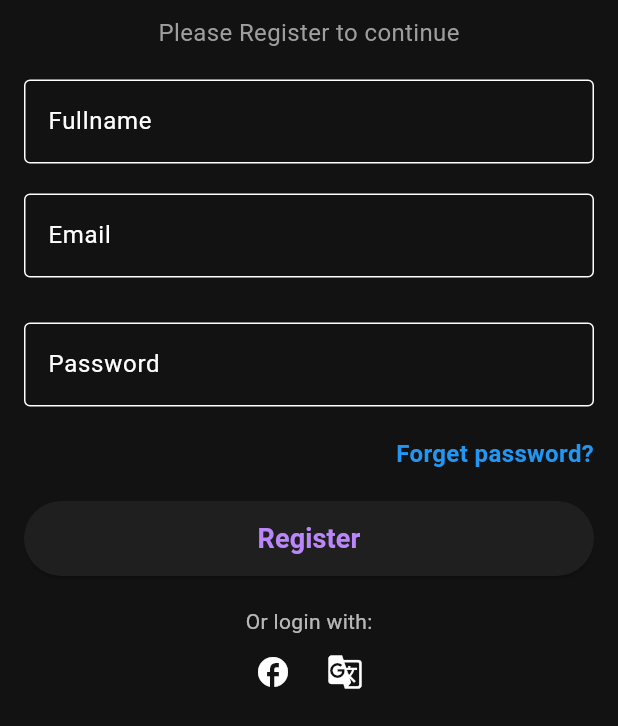
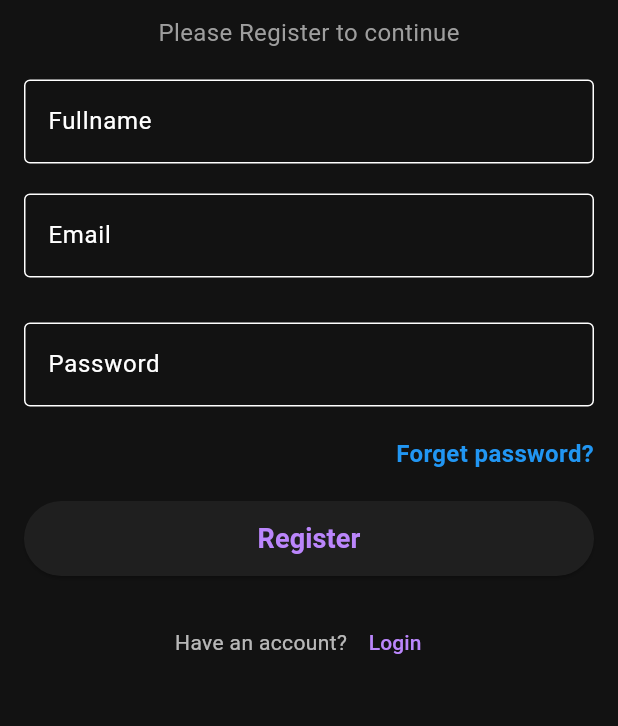
Before and after one commit to Ashwin19v/Letterboxd-Flutter, a Flutter app: the ProfilePage screen opened by its route, after a tap on the "logout" icon, after a tap on "Register", on a phone screen of 412 x 824 dp, the part 510-1236 px from its top. Run offline on Flutter 3.47's test engine with Material 3 defaults, Android fonts, the phone set to English and light mode, and no system bars; our stand-ins replace cloud_firestore, firebase_auth, firebase_core, flutter_rating_bar, flutter_riverpod; accounts and stored records are empty; network calls fail.

Commit message:
fixed bugs

```diff
--- a/lib/components/review_tile.dart
+++ b/lib/components/review_tile.dart
@@ -18,7 +18,7 @@ class ReviewTile extends StatelessWidget {
     final double rating = (review['rating'] ?? 0).toDouble();
     final String reviewText = review['review'] ?? 'No review text';
     final String movieTitle = review['Title'] ?? 'Unknown Movie';
-    final String reviewerName = review['uid'] ?? 'Anonymous';
+    final String reviewerName = review['reviewBy'] ?? 'Anonymous';
 
     return Container(
       margin: const EdgeInsets.all(8.0),
--- a/lib/pages/add_review_page.dart
+++ b/lib/pages/add_review_page.dart
@@ -51,6 +51,8 @@ class _AddReviewPageState extends ConsumerState<AddReviewPage> {
     }
 
     final uid = ref.read(authControllerProvider)?.uid;
+    final name = ref.read(authControllerProvider)?.displayName;
+
     if (uid == null) return;
 
     setState(() => _isSubmitting = true);
@@ -61,6 +63,7 @@ class _AddReviewPageState extends ConsumerState<AddReviewPage> {
         'rating': _rating,
         'review': _reviewController.text.trim(),
         'watchedDate': _selectedDate.toIso8601String(),
+        'reviewBy': name,
       };
 
       await ref.read(firestoreProvider).addReview(uid, review, ref);
@@ -83,7 +86,7 @@ class _AddReviewPageState extends ConsumerState<AddReviewPage> {
       SnackBar(
         content: Text(message),
         behavior: SnackBarBehavior.floating,
-        backgroundColor: Colors.grey[800],
+        backgroundColor: const Color.fromARGB(255, 254, 254, 254),
       ),
     );
   }
--- a/lib/pages/auth_page/login_page.dart
+++ b/lib/pages/auth_page/login_page.dart
@@ -46,7 +46,7 @@ class _LoginPageState extends ConsumerState<LoginPage> {
         ScaffoldMessenger.of(context).showSnackBar(
           SnackBar(
             content: Text(e.toString().replaceFirst('Exception: ', '')),
-            backgroundColor: Colors.red,
+            backgroundColor: const Color.fromARGB(255, 215, 25, 25),
           ),
         );
       }
@@ -113,29 +113,7 @@ class _LoginPageState extends ConsumerState<LoginPage> {
                   ),
                 ),
                 const SizedBox(height: 20),
-                Column(
-                  crossAxisAlignment: CrossAxisAlignment.center,
-                  children: [
-                    const Text('Or login with:'),
-                    Row(
-                      mainAxisAlignment: MainAxisAlignment.center,
-                      children: [
-                        IconButton(
-                          icon: const Icon(Icons.facebook),
-                          onPressed: () {
-                            // TODO: Implement Facebook login
-                          },
-                        ),
-                        IconButton(
-                          icon: const Icon(Icons.g_translate),
-                          onPressed: () {
-                            // TODO: Implement Google login
-                          },
-                        ),
-                      ],
-                    )
-                  ],
-                ),
+
                 Row(
                   mainAxisAlignment: MainAxisAlignment.center,
                   children: [
--- a/lib/pages/auth_page/register_page.dart
+++ b/lib/pages/auth_page/register_page.dart
@@ -132,29 +132,6 @@ class _RegisterPageState extends ConsumerState<RegisterPage> {
                   ),
                 ),
                 const SizedBox(height: 20),
-                Column(
-                  crossAxisAlignment: CrossAxisAlignment.center,
-                  children: [
-                    const Text('Or login with:'),
-                    Row(
-                      mainAxisAlignment: MainAxisAlignment.center,
-                      children: [
-                        IconButton(
-                          icon: const Icon(Icons.facebook),
-                          onPressed: () {
-                            // TODO: Implement Facebook login
-                          },
-                        ),
-                        IconButton(
-                          icon: const Icon(Icons.g_translate),
-                          onPressed: () {
-                            // TODO: Implement Google login
-                          },
-                        ),
-                      ],
-                    )
-                  ],
-                ),
                 Row(
                   mainAxisAlignment: MainAxisAlignment.center,
                   children: [
--- a/lib/pages/profile_page.dart
+++ b/lib/pages/profile_page.dart
@@ -10,6 +10,7 @@ class ProfilePage extends ConsumerWidget {
   @override
   Widget build(BuildContext context, WidgetRef ref) {
     final user = ref.watch(authControllerProvider);
+    print('User: $user');
     final userReviewsAsync = ref.watch(userReviewProvider);
     final userWatchlist = ref.watch(watchlistProvider);
     final userRecent = ref.watch(recentWatchProvider);
@@ -46,11 +47,23 @@ class ProfilePage extends ConsumerWidget {
               child: Row(
                 mainAxisAlignment: MainAxisAlignment.spaceEvenly,
                 children: [
-                  const CircleAvatar(
+                  CircleAvatar(
                     radius: 50,
-                    backgroundImage: AssetImage(
-                      'lib/assets/images/poster1.jpg',
-                    ),
+                    backgroundColor: Colors.deepPurple,
+                    backgroundImage: user?.photoURL != null
+                        ? NetworkImage(user!.photoURL!)
+                        : null,
+                    child: user?.photoURL == null &&
+                            user?.displayName?.isNotEmpty == true
+                        ? Text(
+                            user!.displayName![0].toUpperCase(),
+                            style: const TextStyle(
+                              fontSize: 40,
+                              fontWeight: FontWeight.bold,
+                              color: Colors.white,
+                            ),
+                          )
+                        : null,
                   ),
                   Column(
                     crossAxisAlignment: CrossAxisAlignment.start,
```
Also changed, not shown: lib/main.dart (+4 -8 lines), lib/pages/movie_info_page.dart (+13 -8 lines), lib/pages/review_page.dart (+5 -10 lines), lib/pages/search_movie_page.dart (+11 -2 lines), pubspec.lock.
